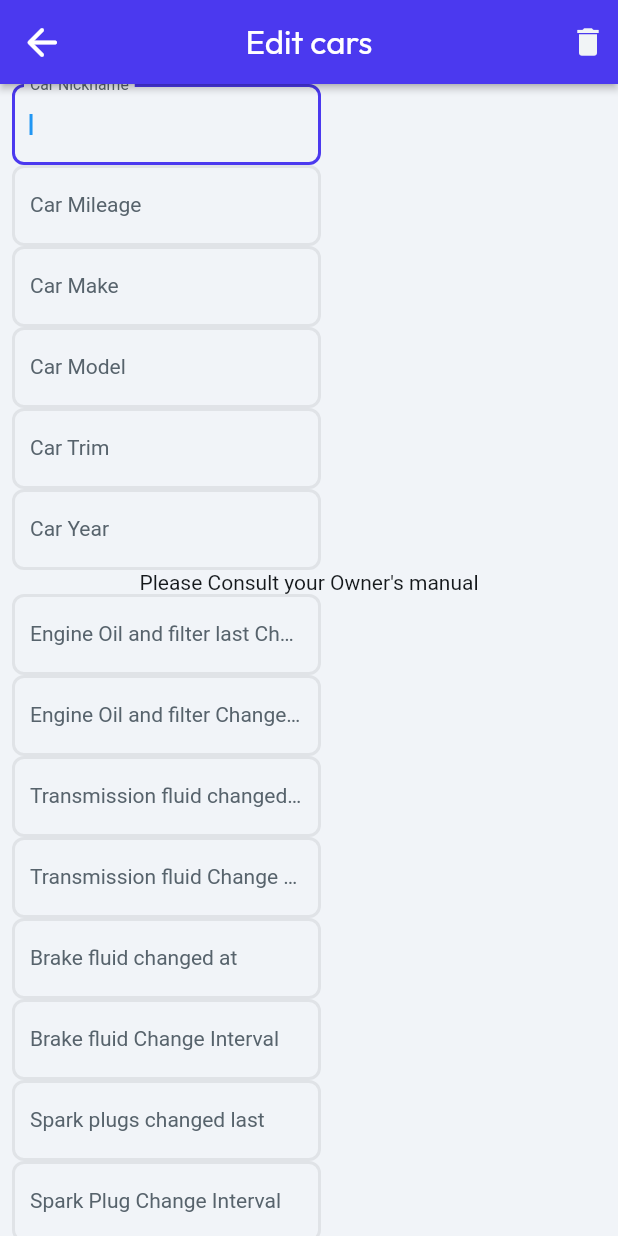
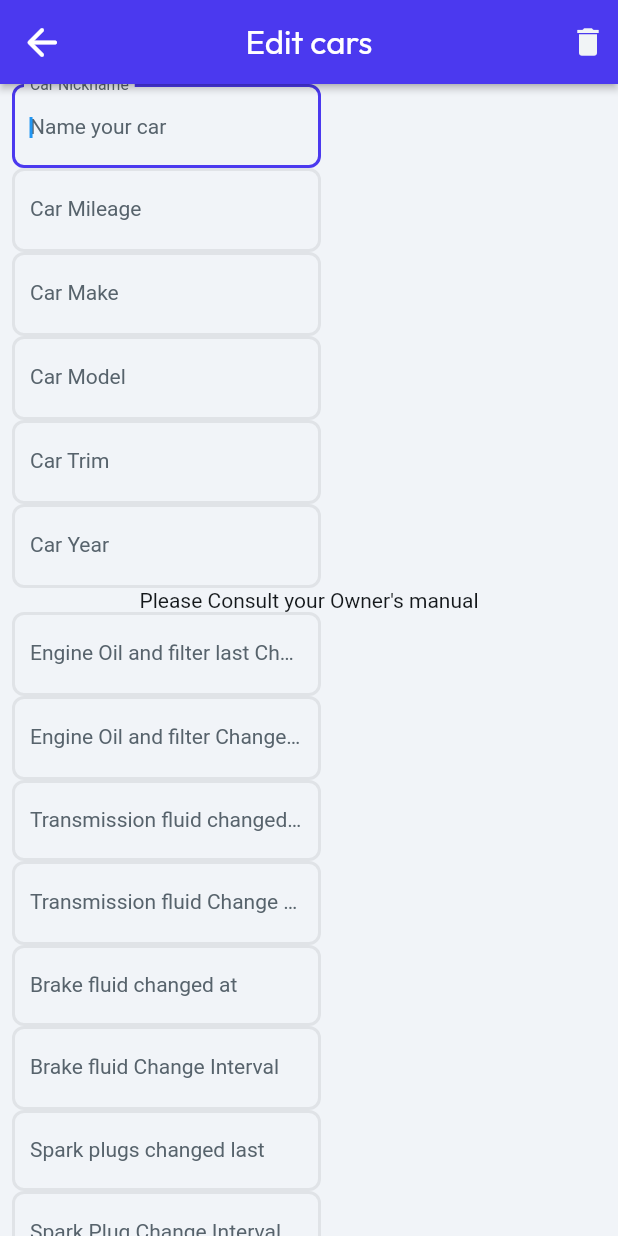
Before and after one commit to DanielShermanSchool/MotoReMinder, a Flutter app: the EditPageWidget screen opened by its route, on a phone screen of 412 x 824 dp. Run offline on Flutter 3.47's test engine with Material 2 defaults, Android fonts, the phone set to English and light mode, and no system bars; our stand-ins replace auto_size_text, file_picker, font_awesome_flutter, from_css_color, go_router, google_fonts and 6 more; missing offline and left inert: json_path, mime_type; accounts and stored records are empty; network calls fail; Roboto replaces fonts that are missing (Readex Pro).

Commit message:
Added relevant hint texts
Relevant hint text added to: Make, model, trim for examples and a hint to leave all intervals empty if they prefer the recommended

```diff
--- a/lib/edit_page/edit_page_widget.dart
+++ b/lib/edit_page/edit_page_widget.dart
@@ -193,6 +193,7 @@ class _EditPageWidgetState extends State<EditPageWidget> {
                               labelText: 'Car Nickname',
                               labelStyle:
                                   FlutterFlowTheme.of(context).labelMedium,
+                              hintText: "Name your car",
                               hintStyle:
                                   FlutterFlowTheme.of(context).labelMedium,
                               enabledBorder: OutlineInputBorder(
@@ -246,6 +247,7 @@ class _EditPageWidgetState extends State<EditPageWidget> {
                               labelText: 'Car Mileage',
                               labelStyle:
                                   FlutterFlowTheme.of(context).labelMedium,
+                              hintText: "Read your car odometer",
                               hintStyle:
                                   FlutterFlowTheme.of(context).labelMedium,
                               enabledBorder: OutlineInputBorder(
@@ -301,6 +303,7 @@ class _EditPageWidgetState extends State<EditPageWidget> {
                               labelText: 'Car Make',
                               labelStyle:
                                   FlutterFlowTheme.of(context).labelMedium,
+                              hintText: "Ex: Toyota, Tesla, Volkswagen",
                               hintStyle:
                                   FlutterFlowTheme.of(context).labelMedium,
                               enabledBorder: OutlineInputBorder(
@@ -355,6 +358,7 @@ class _EditPageWidgetState extends State<EditPageWidget> {
                               labelText: 'Car Model',
                               labelStyle:
                                   FlutterFlowTheme.of(context).labelMedium,
+                              hintText: "Ex: Avenger, Mustang, Charger",
                               hintStyle:
                                   FlutterFlowTheme.of(context).labelMedium,
                               enabledBorder: OutlineInputBorder(
@@ -409,6 +413,7 @@ class _EditPageWidgetState extends State<EditPageWidget> {
                               labelText: 'Car Trim',
                               labelStyle:
                                   FlutterFlowTheme.of(context).labelMedium,
+                              hintText: "Ex,  F-150, STX, etc.",
                               hintStyle:
                                   FlutterFlowTheme.of(context).labelMedium,
                               enabledBorder: OutlineInputBorder(
@@ -464,6 +469,7 @@ class _EditPageWidgetState extends State<EditPageWidget> {
                               labelText: 'Car Year',
                               labelStyle:
                                   FlutterFlowTheme.of(context).labelMedium,
+                              hintText: 'Ex: 2019, 2020, etc.',
                               hintStyle:
                                   FlutterFlowTheme.of(context).labelMedium,
                               enabledBorder: OutlineInputBorder(
@@ -534,6 +540,7 @@ class _EditPageWidgetState extends State<EditPageWidget> {
                                           labelStyle:
                                               FlutterFlowTheme.of(context)
                                                   .labelMedium,
+                                          hintText: 'Miles since oil changed last',
                                           hintStyle:
                                               FlutterFlowTheme.of(context)
                                                   .labelMedium,
@@ -608,6 +615,7 @@ class _EditPageWidgetState extends State<EditPageWidget> {
                                           labelStyle:
                                               FlutterFlowTheme.of(context)
                                                   .labelMedium,
+                                          hintText: 'Leave empty for recommended interval',
                                           hintStyle:
                                               FlutterFlowTheme.of(context)
                                                   .labelMedium,
@@ -755,6 +763,7 @@ class _EditPageWidgetState extends State<EditPageWidget> {
                                           labelStyle:
                                               FlutterFlowTheme.of(context)
                                                   .labelMedium,
+                                          hintText: "Leave empty for recommended interval ",
                                           hintStyle:
                                               FlutterFlowTheme.of(context)
                                                   .labelMedium,
@@ -902,6 +911,7 @@ class _EditPageWidgetState extends State<EditPageWidget> {
                                           labelStyle:
                                               FlutterFlowTheme.of(context)
                                                   .labelMedium,
+                                          hintText: "Leave empty for recommended interval ",
                                           hintStyle:
                                               FlutterFlowTheme.of(context)
                                                   .labelMedium,
@@ -1049,6 +1059,7 @@ class _EditPageWidgetState extends State<EditPageWidget> {
                                           labelStyle:
                                               FlutterFlowTheme.of(context)
                                                   .labelMedium,
+                                          hintText: "Leave empty for recommended interval ",
                                           hintStyle:
                                               FlutterFlowTheme.of(context)
                                                   .labelMedium,
@@ -1196,6 +1207,7 @@ class _EditPageWidgetState extends State<EditPageWidget> {
                                           labelStyle:
                                               FlutterFlowTheme.of(context)
                                                   .labelMedium,
+                                          hintText: "Leave empty for recommended interval ",
                                           hintStyle:
                                               FlutterFlowTheme.of(context)
                                                   .labelMedium,
@@ -1343,6 +1355,7 @@ class _EditPageWidgetState extends State<EditPageWidget> {
                                           labelStyle:
                                               FlutterFlowTheme.of(context)
                                                   .labelMedium,
+                                          hintText: "Leave empty for recommended interval ",
                                           hintStyle:
                                               FlutterFlowTheme.of(context)
                                                   .labelMedium,
@@ -1489,6 +1502,7 @@ class _EditPageWidgetState extends State<EditPageWidget> {
                                           labelStyle:
                                               FlutterFlowTheme.of(context)
                                                   .labelMedium,
+                                          hintText: "Leave empty for recommended interval ",
                                           hintStyle:
                                               FlutterFlowTheme.of(context)
                                                   .labelMedium,
@@ -1615,6 +1629,7 @@ class _EditPageWidgetState extends State<EditPageWidget> {
                               labelText: 'Tire Roation interval',
                               labelStyle:
                                   FlutterFlowTheme.of(context).labelMedium,
+                              hintText: "Leave empty for recommended interval ",
                               hintStyle:
                                   FlutterFlowTheme.of(context).labelMedium,
                               enabledBorder: OutlineInputBorder(
@@ -1725,6 +1740,7 @@ class _EditPageWidgetState extends State<EditPageWidget> {
                               labelText: 'Coolant change interval',
                               labelStyle:
                                   FlutterFlowTheme.of(context).labelMedium,
+                              hintText: "Leave empty for recommended interval ",
                               hintStyle:
                                   FlutterFlowTheme.of(context).labelMedium,
                               enabledBorder: OutlineInputBorder(
@@ -1835,6 +1851,7 @@ class _EditPageWidgetState extends State<EditPageWidget> {
                               labelText: 'Timing belt change interval',
                               labelStyle:
                                   FlutterFlowTheme.of(context).labelMedium,
+                              hintText: "Leave empty for recommended interval ",
                               hintStyle:
                                   FlutterFlowTheme.of(context).labelMedium,
                               enabledBorder: OutlineInputBorder(
@@ -1945,6 +1962,7 @@ class _EditPageWidgetState extends State<EditPageWidget> {
                               labelText: 'Water pump mileage interval',
                               labelStyle:
                                   FlutterFlowTheme.of(context).labelMedium,
+                              hintText: "Leave empty for recommended interval ",
                               hintStyle:
                                   FlutterFlowTheme.of(context).labelMedium,
                               enabledBorder: OutlineInputBorder(
@@ -2055,6 +2073,7 @@ class _EditPageWidgetState extends State<EditPageWidget> {
                               labelText: 'Drive belt mileage interval',
                               labelStyle:
                                   FlutterFlowTheme.of(context).labelMedium,
+                              hintText: "Leave empty for recommended interval ",
                               hintStyle:
                                   FlutterFlowTheme.of(context).labelMedium,
                               enabledBorder: OutlineInputBorder(
@@ -2165,6 +2184,7 @@ class _EditPageWidgetState extends State<EditPageWidget> {
                               labelText: 'Brake fluid change interval',
                               labelStyle:
                                   FlutterFlowTheme.of(context).labelMedium,
+                              hintText: "Leave empty for recommended interval ",
                               hintStyle:
                                   FlutterFlowTheme.of(context).labelMedium,
                               enabledBorder: OutlineInputBorder(
@@ -2275,6 +2295,7 @@ class _EditPageWidgetState extends State<EditPageWidget> {
                               labelText: 'Cabin air filter mileage interval',
                               labelStyle:
                                   FlutterFlowTheme.of(context).labelMedium,
+                              hintText: "Leave empty for recommended interval ",
                               hintStyle:
                                   FlutterFlowTheme.of(context).labelMedium,
                               enabledBorder: OutlineInputBorder(
@@ -2385,6 +2406,7 @@ class _EditPageWidgetState extends State<EditPageWidget> {
                               labelText: 'Fuel pump interval mileage',
                               labelStyle:
                                   FlutterFlowTheme.of(context).labelMedium,
+                              hintText: "Leave empty for recommended interval ",
                               hintStyle:
                                   FlutterFlowTheme.of(context).labelMedium,
                               enabledBorder: OutlineInputBorder(
```
